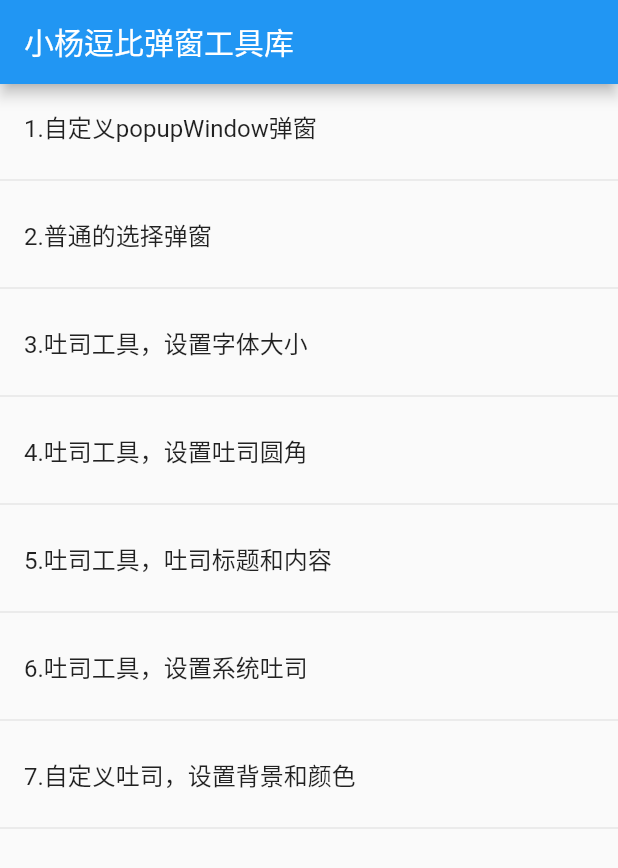
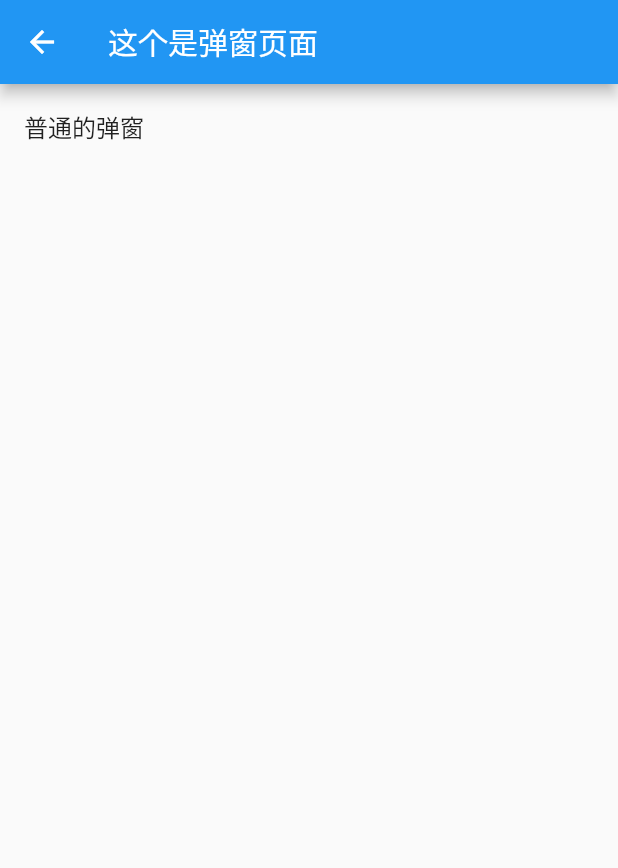
Before and after one commit to BravedBoy/YCFlutterDialog, a Flutter app: the screen it shows after launch, after a tap on "2.普通的选择弹窗", on a phone screen of 412 x 824 dp. Shown: the top 868 px of the screen. Run offline on Flutter 3.47's test engine with Material 2 defaults, Android fonts, the phone set to English and light mode, and no system bars.

Commit message:
添加普通弹窗

```diff
--- /dev/null
+++ b/example/lib/DialogList.dart
@@ -0,0 +1,54 @@
+
+import 'package:flutter/material.dart';
+import 'package:yc_dialog/YcNormalDialog.dart';
+
+class DialogList extends StatefulWidget{
+  @override
+  State<StatefulWidget> createState() {
+    return new StateDialog();
+  }
+
+}
+
+class StateDialog extends State<DialogList>{
+  @override
+  Widget build(BuildContext context) {
+    return new Scaffold(
+      appBar: new AppBar(
+        title: new Text("这个是弹窗页面"),
+      ),
+
+      body: new ListView(
+        children: <Widget>[
+          new ListTile(
+            title: new Text("普通的弹窗"),
+            onTap: (){
+              showDialog(
+                  context: context,
+                  barrierDismissible: false,
+                  builder: (BuildContext context) {
+                    return YcNormalDialog(
+                      hiddenTitle: true,
+                      height: 120.0,
+                      child: Padding(
+                        padding: const EdgeInsets.symmetric(horizontal: 16.0),
+                        child: const Text("请慎重地选择是否需要注销用户",
+                            style: TextStyle(
+                                fontSize: 16,
+                            ),
+                            textAlign: TextAlign.center
+                        ),
+                      ),
+                      onPressed: (){
+
+                      },
+                    );
+                  }
+              );
+            },
+          ),
+        ],
+      ),
+    );
+  }
+}
--- a/example/lib/main.dart
+++ b/example/lib/main.dart
@@ -1,5 +1,6 @@
 import 'package:flutter/material.dart';
 import 'package:yc_dialog/YcToast.dart';
+import 'package:yc_dialog_example/DialogList.dart';
 import 'package:yc_dialog_example/GroupList.dart';
 import 'package:yc_dialog/YcNormalDialog.dart';
 
@@ -43,23 +44,11 @@ class AppState extends State<MyApp>{
             new ListTile(
               title: new Text("2.普通的选择弹窗"),
               onTap: (){
-                showDialog(
-                    context: context,
-                    barrierDismissible: false,
-                    builder: (BuildContext context) {
-                      return YcNormalDialog(
-                        hiddenTitle: true,
-                        height: 120.0,
-                        child: Padding(
-                          padding: const EdgeInsets.symmetric(horizontal: 16.0),
-                          child: const Text("请慎重地选择是否需要注销你的用户", textAlign: TextAlign.center),
-                        ),
-                        onPressed: (){
-
-                        },
-                      );
-                    }
-                );
+                print("自定义popupWindow弹窗");
+                navigatorKey.currentState.push(
+                    new MaterialPageRoute(builder: (context) {
+                      return new DialogList();
+                    }));
               },
             ),
             new Divider(),
```
Also changed, not shown: lib/YcNormalDialog.dart (+5 -7 lines).
